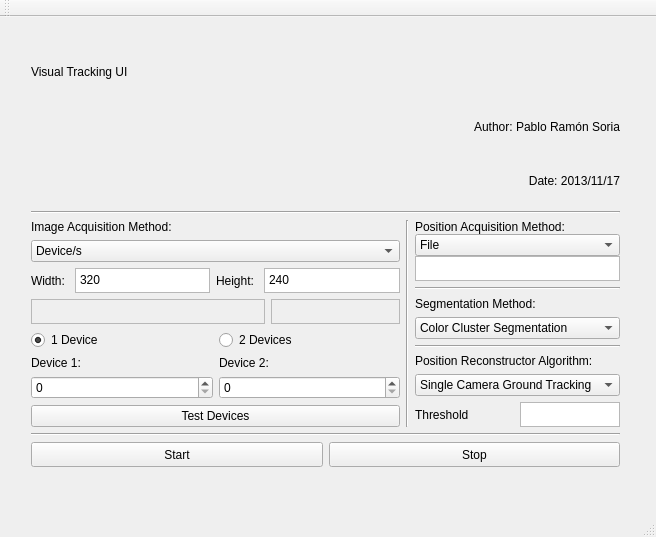
First picture: the form in VisualTrackingUI-QT/VisualTrackingUI-QT/mainwindow.ui, repository Bardo91/DepartamentoESI, before the edit.
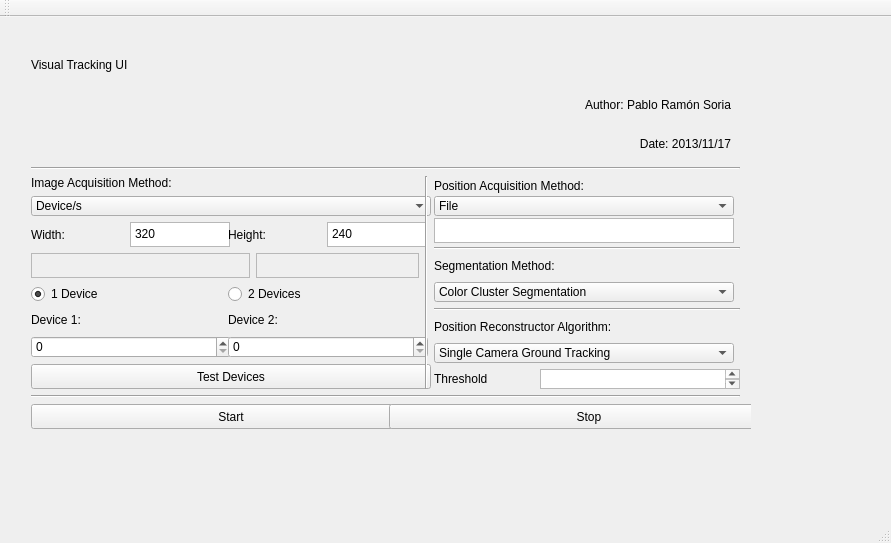
Second picture: the form after the edit.

```diff
--- a/VisualTrackingUI-QT/VisualTrackingUI-QT/mainwindow.ui
+++ b/VisualTrackingUI-QT/VisualTrackingUI-QT/mainwindow.ui
@@ -6,8 +6,8 @@
    <rect>
     <x>0</x>
     <y>0</y>
-    <width>656</width>
-    <height>537</height>
+    <width>891</width>
+    <height>543</height>
    </rect>
   </property>
   <property name="windowTitle">
@@ -19,8 +19,8 @@
      <rect>
       <x>20</x>
       <y>20</y>
-      <width>611</width>
-      <height>451</height>
+      <width>731</width>
+      <height>413</height>
      </rect>
     </property>
     <layout class="QVBoxLayout" name="mainLayout">
@@ -28,6 +28,18 @@
       <layout class="QVBoxLayout" name="titleLayout">
        <item>
         <widget class="QLabel" name="titleLabel">
+         <property name="minimumSize">
+          <size>
+           <width>700</width>
+           <height>0</height>
+          </size>
+         </property>
+         <property name="maximumSize">
+          <size>
+           <width>700</width>
+           <height>16777215</height>
+          </size>
+         </property>
          <property name="toolTip">
           <string>&lt;html&gt;&lt;head/&gt;&lt;body&gt;&lt;p&gt;&lt;span style=&quot; font-size:36pt;&quot;&gt;Visual Tracking UI&lt;/span&gt;&lt;/p&gt;&lt;/body&gt;&lt;/html&gt;</string>
          </property>
@@ -45,6 +57,18 @@
        </item>
        <item>
         <widget class="QLabel" name="authorLabel">
+         <property name="minimumSize">
+          <size>
+           <width>700</width>
+           <height>0</height>
+          </size>
+         </property>
+         <property name="maximumSize">
+          <size>
+           <width>700</width>
+           <height>16777215</height>
+          </size>
+         </property>
          <property name="text">
           <string>Author: Pablo Ramón Soria</string>
          </property>
@@ -55,6 +79,18 @@
        </item>
        <item>
         <widget class="QLabel" name="dateLabel">
+         <property name="minimumSize">
+          <size>
+           <width>700</width>
+           <height>0</height>
+          </size>
+         </property>
+         <property name="maximumSize">
+          <size>
+           <width>700</width>
+           <height>16777215</height>
+          </size>
+         </property>
          <property name="text">
           <string>Date: 2013/11/17</string>
          </property>
@@ -81,6 +117,12 @@
         <layout class="QVBoxLayout" name="imgAcqMethodLayout">
          <item>
           <widget class="QLabel" name="imgAcqMethodLabel">
+           <property name="maximumSize">
+            <size>
+             <width>400</width>
+             <height>16777215</height>
+            </size>
+           </property>
            <property name="text">
             <string>Image Acquisition Method:</string>
            </property>
@@ -88,6 +130,18 @@
          </item>
          <item>
           <widget class="QComboBox" name="imgAcqMethodSelector">
+           <property name="minimumSize">
+            <size>
+             <width>400</width>
+             <height>20</height>
+            </size>
+           </property>
+           <property name="maximumSize">
+            <size>
+             <width>400</width>
+             <height>16777215</height>
+            </size>
+           </property>
            <item>
             <property name="text">
              <string>Device/s</string>
@@ -112,6 +166,18 @@
            </property>
            <item>
             <widget class="QLabel" name="widthLabel">
+             <property name="minimumSize">
+              <size>
+               <width>100</width>
+               <height>25</height>
+              </size>
+             </property>
+             <property name="maximumSize">
+              <size>
+               <width>100</width>
+               <height>16777215</height>
+              </size>
+             </property>
              <property name="text">
               <string>Width: </string>
              </property>
@@ -125,9 +191,15 @@
                <verstretch>0</verstretch>
               </sizepolicy>
              </property>
+             <property name="minimumSize">
+              <size>
+               <width>100</width>
+               <height>25</height>
+              </size>
+             </property>
              <property name="maximumSize">
               <size>
-               <width>16777215</width>
+               <width>100</width>
                <height>25</height>
               </size>
              </property>
@@ -138,6 +210,18 @@
            </item>
            <item>
             <widget class="QLabel" name="heightLabel">
+             <property name="minimumSize">
+              <size>
+               <width>100</width>
+               <height>25</height>
+              </size>
+             </property>
+             <property name="maximumSize">
+              <size>
+               <width>100</width>
+               <height>16777215</height>
+              </size>
+             </property>
              <property name="text">
               <string>Height: </string>
              </property>
@@ -151,9 +235,15 @@
                <verstretch>0</verstretch>
               </sizepolicy>
              </property>
+             <property name="minimumSize">
+              <size>
+               <width>100</width>
+               <height>25</height>
+              </size>
+             </property>
              <property name="maximumSize">
               <size>
-               <width>16777215</width>
+               <width>100</width>
                <height>25</height>
               </size>
              </property>
@@ -182,7 +272,7 @@
              </property>
              <property name="maximumSize">
               <size>
-               <width>16777215</width>
+               <width>400</width>
                <height>25</height>
               </size>
              </property>
@@ -201,7 +291,7 @@
              </property>
              <property name="maximumSize">
               <size>
-               <width>150</width>
+               <width>200</width>
                <height>25</height>
               </size>
              </property>
@@ -221,6 +311,18 @@
              </property>
              <item>
               <widget class="QRadioButton" name="rB1Device">
+               <property name="minimumSize">
+                <size>
+                 <width>200</width>
+                 <height>20</height>
+                </size>
+               </property>
+               <property name="maximumSize">
+                <size>
+                 <width>200</width>
+                 <height>16777215</height>
+                </size>
+               </property>
                <property name="text">
                 <string>1 Device</string>
                </property>
@@ -231,6 +333,18 @@
              </item>
              <item>
               <widget class="QRadioButton" name="rB2Devices">
+               <property name="minimumSize">
+                <size>
+                 <width>200</width>
+                 <height>20</height>
+                </size>
+               </property>
+               <property name="maximumSize">
+                <size>
+                 <width>200</width>
+                 <height>16777215</height>
+                </size>
+               </property>
                <property name="text">
                 <string>2 Devices</string>
                </property>
@@ -250,13 +364,38 @@
               <layout class="QVBoxLayout" name="verticalLayout">
                <item>
                 <widget class="QLabel" name="label1Device">
+                 <property name="minimumSize">
+                  <size>
+                   <width>200</width>
+                   <height>20</height>
+                  </size>
+                 </property>
+                 <property name="maximumSize">
+                  <size>
+                   <width>200</width>
+                   <height>25</height>
+                  </size>
+                 </property>
                  <property name="text">
                   <string>Device 1:</string>
                  </property>
                 </widget>
                </item>
                <item>
-                <widget class="QSpinBox" name="spin1Device"/>
+                <widget class="QSpinBox" name="spin1Device">
+                 <property name="minimumSize">
+                  <size>
+                   <width>200</width>
+                   <height>20</height>
+                  </size>
+                 </property>
+                 <property name="maximumSize">
+                  <size>
+                   <width>200</width>
+                   <height>25</height>
+                  </size>
+                 </property>
+                </widget>
                </item>
               </layout>
              </item>
@@ -264,13 +403,38 @@
               <layout class="QVBoxLayout" name="verticalLayout_3">
                <item>
                 <widget class="QLabel" name="label2Devices">
+                 <property name="minimumSize">
+                  <size>
+                   <width>200</width>
+                   <height>20</height>
+                  </size>
+                 </property>
+                 <property name="maximumSize">
+                  <size>
+                   <width>200</width>
+                   <height>25</height>
+                  </size>
+                 </property>
                  <property name="text">
                   <string>Device 2:</string>
                  </property>
                 </widget>
                </item>
                <item>
-                <widget class="QSpinBox" name="spin2Devices"/>
+                <widget class="QSpinBox" name="spin2Devices">
+                 <property name="minimumSize">
+                  <size>
+                   <width>200</width>
+                   <height>20</height>
+                  </size>
+                 </property>
+                 <property name="maximumSize">
+                  <size>
+                   <width>200</width>
+                   <height>25</height>
+                  </size>
+                 </property>
+                </widget>
                </item>
               </layout>
              </item>
@@ -278,6 +442,18 @@
            </item>
            <item>
             <widget class="QPushButton" name="testDevicesButton">
+             <property name="minimumSize">
+              <size>
+               <width>400</width>
+               <height>25</height>
+              </size>
+             </property>
+             <property name="maximumSize">
+              <size>
+               <width>16777215</width>
+               <height>400</height>
+              </size>
+             </property>
              <property name="text">
               <string>Test Devices</string>
              </property>
@@ -312,10 +488,16 @@
            </property>
            <item>
             <widget class="QLabel" name="posAcqMethodLabel">
+             <property name="minimumSize">
+              <size>
+               <width>300</width>
+               <height>20</height>
+              </size>
+             </property>
              <property name="maximumSize">
               <size>
-               <width>16777215</width>
-               <height>25</height>
+               <width>300</width>
+               <height>20</height>
               </size>
              </property>
              <property name="text">
@@ -325,10 +507,16 @@
            </item>
            <item>
             <widget class="QComboBox" name="posAcqMethodSelector">
+             <property name="minimumSize">
+              <size>
+               <width>300</width>
+               <height>20</height>
+              </size>
+             </property>
              <property name="maximumSize">
               <size>
-               <width>16777215</width>
-               <height>25</height>
+               <width>300</width>
+               <height>20</height>
               </size>
              </property>
              <item>
@@ -351,12 +539,18 @@
                <verstretch>0</verstretch>
               </sizepolicy>
              </property>
-             <property name="maximumSize">
+             <property name="minimumSize">
               <size>
-               <width>16777215</width>
+               <width>300</width>
                <height>25</height>
               </size>
              </property>
+             <property name="maximumSize">
+              <size>
+               <width>300</width>
+               <height>20</height>
+              </size>
+             </property>
             </widget>
            </item>
           </layout>
@@ -372,10 +566,16 @@
           <layout class="QVBoxLayout" name="segMethodLayout">
            <item>
             <widget class="QLabel" name="segMethodLabel">
+             <property name="minimumSize">
+              <size>
+               <width>300</width>
+               <height>20</height>
+              </size>
+             </property>
              <property name="maximumSize">
               <size>
-               <width>16777215</width>
-               <height>25</height>
+               <width>300</width>
+               <height>20</height>
               </size>
              </property>
              <property name="text">
@@ -385,10 +585,16 @@
            </item>
            <item>
             <widget class="QComboBox" name="segMethodSelector">
+             <property name="minimumSize">
+              <size>
+               <width>300</width>
+               <height>20</height>
+              </size>
+             </property>
              <property name="maximumSize">
               <size>
-               <width>16777215</width>
-               <height>25</height>
+               <width>300</width>
+               <height>20</height>
               </size>
              </property>
              <item>
@@ -411,6 +617,18 @@
           <layout class="QVBoxLayout" name="posReconAlgLayout">
            <item>
             <widget class="QLabel" name="posReconAlgLabel">
+             <property name="minimumSize">
+              <size>
+               <width>300</width>
+               <height>20</height>
+              </size>
+             </property>
+             <property name="maximumSize">
+              <size>
+               <width>300</width>
+               <height>20</height>
+              </size>
+             </property>
              <property name="text">
               <string>Position Reconstructor Algorithm:</string>
              </property>
@@ -418,6 +636,18 @@
            </item>
            <item>
             <widget class="QComboBox" name="posReconAlgorithmSelector">
+             <property name="minimumSize">
+              <size>
+               <width>300</width>
+               <height>20</height>
+              </size>
+             </property>
+             <property name="maximumSize">
+              <size>
+               <width>300</width>
+               <height>20</height>
+              </size>
+             </property>
              <item>
               <property name="text">
                <string>Single Camera Ground Tracking</string>
@@ -449,10 +679,16 @@
                  <verstretch>0</verstretch>
                 </sizepolicy>
                </property>
+               <property name="minimumSize">
+                <size>
+                 <width>100</width>
+                 <height>20</height>
+                </size>
+               </property>
                <property name="maximumSize">
                 <size>
-                 <width>16777215</width>
-                 <height>25</height>
+                 <width>100</width>
+                 <height>20</height>
                 </size>
                </property>
                <property name="text">
@@ -461,17 +697,23 @@
               </widget>
              </item>
              <item>
-              <widget class="QPlainTextEdit" name="thresholdTextEdit">
+              <widget class="QTextEdit" name="thresholdTextEdit">
                <property name="sizePolicy">
                 <sizepolicy hsizetype="Expanding" vsizetype="Preferred">
                  <horstretch>0</horstretch>
                  <verstretch>0</verstretch>
                 </sizepolicy>
                </property>
+               <property name="minimumSize">
+                <size>
+                 <width>200</width>
+                 <height>20</height>
+                </size>
+               </property>
                <property name="maximumSize">
                 <size>
-                 <width>100</width>
-                 <height>25</height>
+                 <width>200</width>
+                 <height>20</height>
                 </size>
                </property>
               </widget>
@@ -504,9 +746,15 @@
            <verstretch>0</verstretch>
           </sizepolicy>
          </property>
+         <property name="minimumSize">
+          <size>
+           <width>400</width>
+           <height>20</height>
+          </size>
+         </property>
          <property name="maximumSize">
           <size>
-           <width>2000</width>
+           <width>400</width>
            <height>25</height>
           </size>
          </property>
@@ -523,9 +771,15 @@
            <verstretch>0</verstretch>
           </sizepolicy>
          </property>
+         <property name="minimumSize">
+          <size>
+           <width>400</width>
+           <height>20</height>
+          </size>
+         </property>
          <property name="maximumSize">
           <size>
-           <width>16777215</width>
+           <width>400</width>
            <height>25</height>
           </size>
          </property>
```
Left out of the diff: 4 changed lines with no effect on the pictures.
